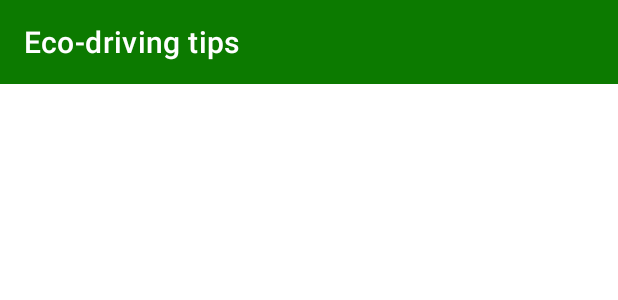
After one commit to lovrovrazic/DriveSense, an Android app: the layout activity_history.xml on its own in the app's theme, with its tools: preview values and no code run, on a phone screen of 412 x 824 dp. The commit adds this screen. Shown: the top 300 px of the screen. Run offline under Robolectric (Android 15) with nearby library versions, the phone set to English and light mode, and no system bars.

Commit message:
added history activity

```diff
--- a/app/src/main/java/com/example/drivesense/MainActivity.kt
+++ b/app/src/main/java/com/example/drivesense/MainActivity.kt
@@ -16,6 +16,12 @@ class MainActivity : AppCompatActivity() {
             startActivity(Intent)
         }
 
+        val historyBtn = findViewById<Button>(R.id.history_button)
+        historyBtn.setOnClickListener{
+            val Intent = Intent(this, HistoryActivity::class.java)
+            startActivity(Intent)
+        }
+
         val tipsBtn = findViewById<Button>(R.id.tips_button)
         tipsBtn.setOnClickListener{
             val Intent = Intent(this, TipsActivity::class.java)
--- /dev/null
+++ b/app/src/main/res/layout/activity_history.xml
@@ -0,0 +1,23 @@
+<?xml version="1.0" encoding="utf-8"?>
+<androidx.constraintlayout.widget.ConstraintLayout xmlns:android="http://schemas.android.com/apk/res/android"
+    xmlns:app="http://schemas.android.com/apk/res-auto"
+    xmlns:tools="http://schemas.android.com/tools"
+    android:layout_width="match_parent"
+    android:layout_height="match_parent"
+    tools:context=".HistoryActivity">
+
+    <androidx.appcompat.widget.Toolbar
+        android:id="@+id/toolbar"
+        android:layout_width="0dp"
+        android:layout_height="wrap_content"
+        android:background="?attr/colorPrimary"
+        android:minHeight="?attr/actionBarSize"
+        android:theme="@style/Theme.DriveSense"
+        app:layout_constraintEnd_toEndOf="parent"
+        app:layout_constraintStart_toStartOf="parent"
+        app:layout_constraintTop_toTopOf="parent"
+        app:title="@string/tips_activity"
+        app:subtitleTextColor="@color/btn_text_color_selector"
+        app:titleTextColor="@color/btn_text_color_selector" />
+
+</androidx.constraintlayout.widget.ConstraintLayout>
--- a/app/src/main/res/values/strings.xml
+++ b/app/src/main/res/values/strings.xml
@@ -2,9 +2,8 @@
     <string name="app_name">driveSense</string>
     <string name="get_score_button">Get eco-score</string>
     <string name="tips_button">Eco-driving tips</string>
-    <string name="gps_button">GPS</string>
     <string name="tips_activity">Eco-driving tips</string>
-    <string name="gps_activity">GPS</string>
+    <string name="history_button">History</string>
     <string name="sensors_activity">Sensors</string>
     <string name="getscore_activity">Eco-score</string>
     <string name="gauge_image">Gauge</string>
--- a/build.gradle
+++ b/build.gradle
@@ -2,7 +2,7 @@
 plugins {
     id 'com.android.application' version '7.1.1' apply false
     id 'com.android.library' version '7.1.1' apply false
-    id 'org.jetbrains.kotlin.android' version '1.6.10' apply false
+    id 'org.jetbrains.kotlin.android' version '1.6.21' apply false
 }
 
 task clean(type: Delete) {
```
Also changed, not shown: app/src/main/AndroidManifest.xml (+8 -5 lines), app/src/main/java/com/example/drivesense/HistoryActivity.kt (added, +24 -0 lines), app/src/main/res/layout-land/activity_main.xml (+3 -16 lines), app/src/main/res/layout/activity_main.xml (+16 -31 lines).
